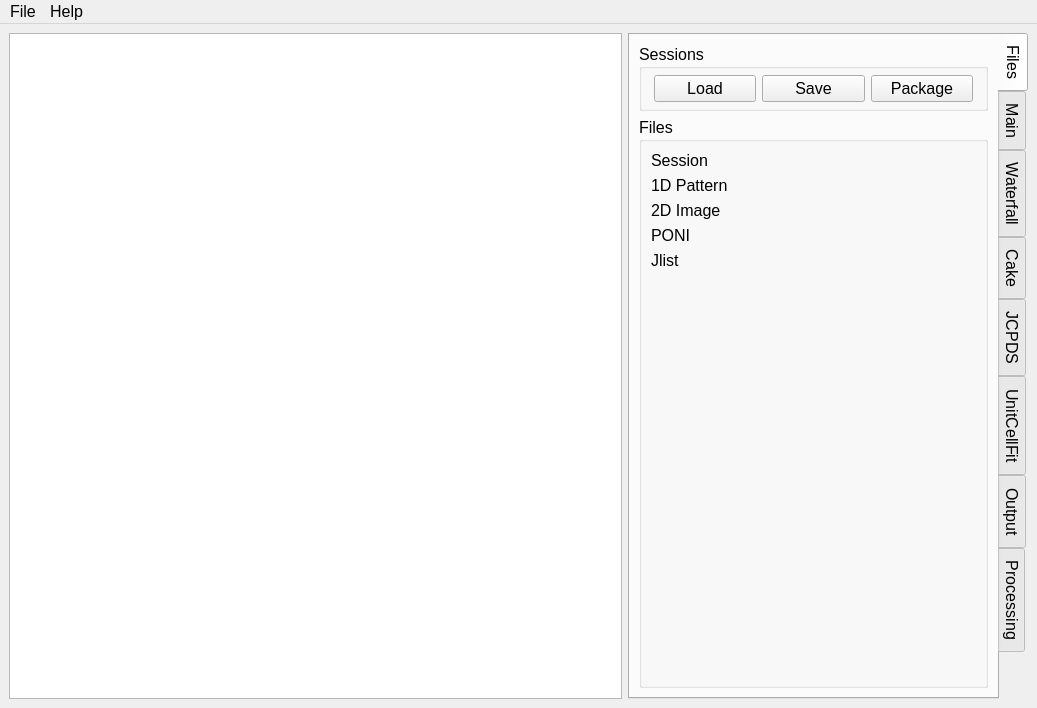
SHDShim/PeakPo, file ui/pkpo-v.ui: the form before one commit.
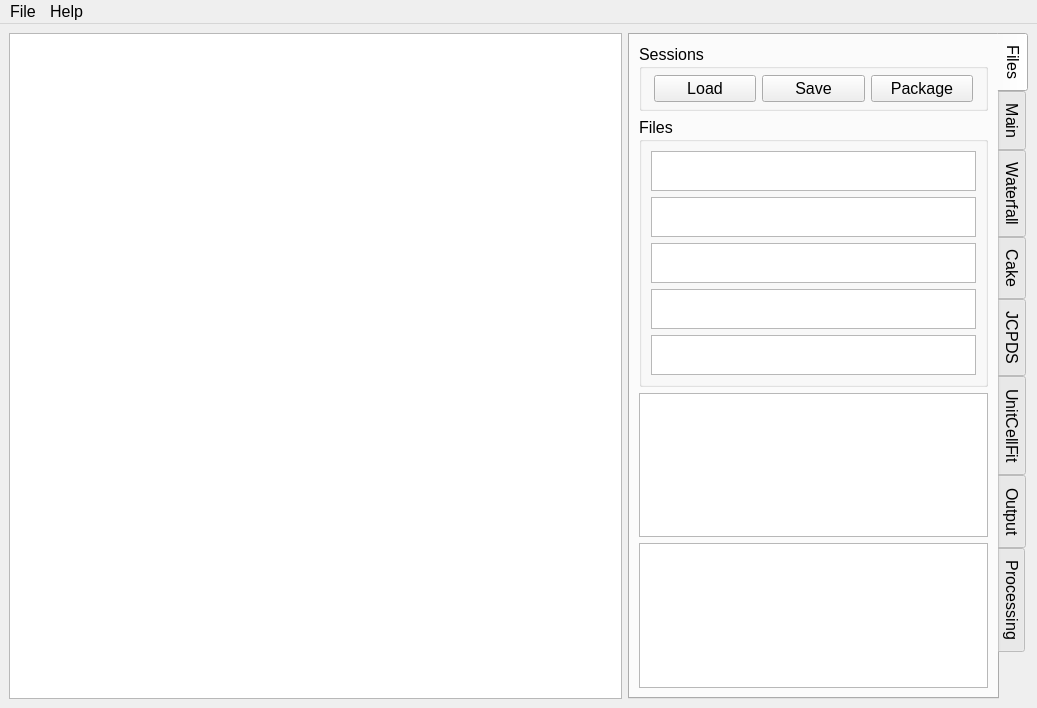
The form after the commit. The open tabs and pages were chosen to show the change. Custom widgets are drawn as their Qt base class.

What changed in the file:
```diff
--- a/ui/pkpo-v.ui
+++ b/ui/pkpo-v.ui
@@ -199,64 +199,156 @@
         </item>
         <item>
          <widget class="QGroupBox" name="groupBox_3">
+          <property name="sizePolicy">
+           <sizepolicy hsizetype="Preferred" vsizetype="Minimum">
+            <horstretch>0</horstretch>
+            <verstretch>0</verstretch>
+           </sizepolicy>
+          </property>
           <property name="title">
            <string>Files</string>
           </property>
           <property name="flat">
            <bool>true</bool>
           </property>
-          <layout class="QVBoxLayout" name="verticalLayout_12">
-           <item>
-            <widget class="QLabel" name="label_SessionFileName">
-             <property name="text">
-              <string>Session</string>
+          <layout class="QGridLayout" name="gridLayout_14">
+           <item row="2" column="0">
+            <widget class="QTextEdit" name="textEdit_DiffractionImageFilename">
+             <property name="sizePolicy">
+              <sizepolicy hsizetype="Expanding" vsizetype="Fixed">
+               <horstretch>0</horstretch>
+               <verstretch>0</verstretch>
+              </sizepolicy>
              </property>
-            </widget>
-           </item>
-           <item>
-            <widget class="QLabel" name="label_DiffractionPatternFileName">
-             <property name="text">
-              <string>1D Pattern</string>
+             <property name="maximumSize">
+              <size>
+               <width>16777215</width>
+               <height>40</height>
+              </size>
              </property>
+             <property name="readOnly">
+              <bool>true</bool>
+             </property>
             </widget>
            </item>
-           <item>
-            <widget class="QLabel" name="label_DiffractionImageFilename">
-             <property name="text">
-              <string>2D Image</string>
+           <item row="3" column="0">
+            <widget class="QTextEdit" name="textEdit_PONI">
+             <property name="sizePolicy">
+              <sizepolicy hsizetype="Expanding" vsizetype="Fixed">
+               <horstretch>0</horstretch>
+               <verstretch>0</verstretch>
+              </sizepolicy>
              </property>
+             <property name="maximumSize">
+              <size>
+               <width>16777215</width>
+               <height>40</height>
+              </size>
+             </property>
+             <property name="readOnly">
+              <bool>true</bool>
+             </property>
             </widget>
            </item>
-           <item>
-            <widget class="QLabel" name="label_PONI">
-             <property name="text">
-              <string>PONI</string>
+           <item row="0" column="0">
+            <widget class="QTextEdit" name="textEdit_SessionFileName">
+             <property name="sizePolicy">
+              <sizepolicy hsizetype="Expanding" vsizetype="Fixed">
+               <horstretch>0</horstretch>
+               <verstretch>0</verstretch>
+              </sizepolicy>
              </property>
+             <property name="maximumSize">
+              <size>
+               <width>16777215</width>
+               <height>40</height>
+              </size>
+             </property>
+             <property name="readOnly">
+              <bool>true</bool>
+             </property>
             </widget>
            </item>
-           <item>
-            <widget class="QLabel" name="label_Jlist">
-             <property name="text">
-              <string>Jlist</string>
+           <item row="1" column="0">
+            <widget class="QTextEdit" name="textEdit_DiffractionPatternFileName">
+             <property name="sizePolicy">
+              <sizepolicy hsizetype="Expanding" vsizetype="Fixed">
+               <horstretch>0</horstretch>
+               <verstretch>0</verstretch>
+              </sizepolicy>
              </property>
+             <property name="maximumSize">
+              <size>
+               <width>16777215</width>
+               <height>40</height>
+              </size>
+             </property>
+             <property name="readOnly">
+              <bool>true</bool>
+             </property>
             </widget>
            </item>
-           <item>
-            <spacer name="verticalSpacer_3">
-             <property name="orientation">
-              <enum>Qt::Vertical</enum>
+           <item row="4" column="0">
+            <widget class="QTextEdit" name="textEdit_Jlist">
+             <property name="sizePolicy">
+              <sizepolicy hsizetype="Expanding" vsizetype="Fixed">
+               <horstretch>0</horstretch>
+               <verstretch>0</verstretch>
+              </sizepolicy>
              </property>
-             <property name="sizeHint" stdset="0">
+             <property name="maximumSize">
               <size>
-               <width>20</width>
+               <width>16777215</width>
                <height>40</height>
               </size>
              </property>
-            </spacer>
+             <property name="readOnly">
+              <bool>true</bool>
+             </property>
+            </widget>
            </item>
           </layout>
          </widget>
         </item>
+        <item>
+         <spacer name="verticalSpacer_3">
+          <property name="orientation">
+           <enum>Qt::Vertical</enum>
+          </property>
+          <property name="sizeHint" stdset="0">
+           <size>
+            <width>20</width>
+            <height>40</height>
+           </size>
+          </property>
+         </spacer>
+        </item>
+        <item>
+         <widget class="QTextEdit" name="textEdit_shortcuts">
+          <property name="sizePolicy">
+           <sizepolicy hsizetype="Expanding" vsizetype="Preferred">
+            <horstretch>0</horstretch>
+            <verstretch>0</verstretch>
+           </sizepolicy>
+          </property>
+          <property name="readOnly">
+           <bool>true</bool>
+          </property>
+         </widget>
+        </item>
+        <item>
+         <widget class="QTextEdit" name="textEdit_about">
+          <property name="sizePolicy">
+           <sizepolicy hsizetype="Expanding" vsizetype="Preferred">
+            <horstretch>0</horstretch>
+            <verstretch>0</verstretch>
+           </sizepolicy>
+          </property>
+          <property name="readOnly">
+           <bool>true</bool>
+          </property>
+         </widget>
+        </item>
        </layout>
       </widget>
       <widget class="QWidget" name="tab_Main">
```
Left out of the diff: 199 changed lines with no effect on the pictures.
